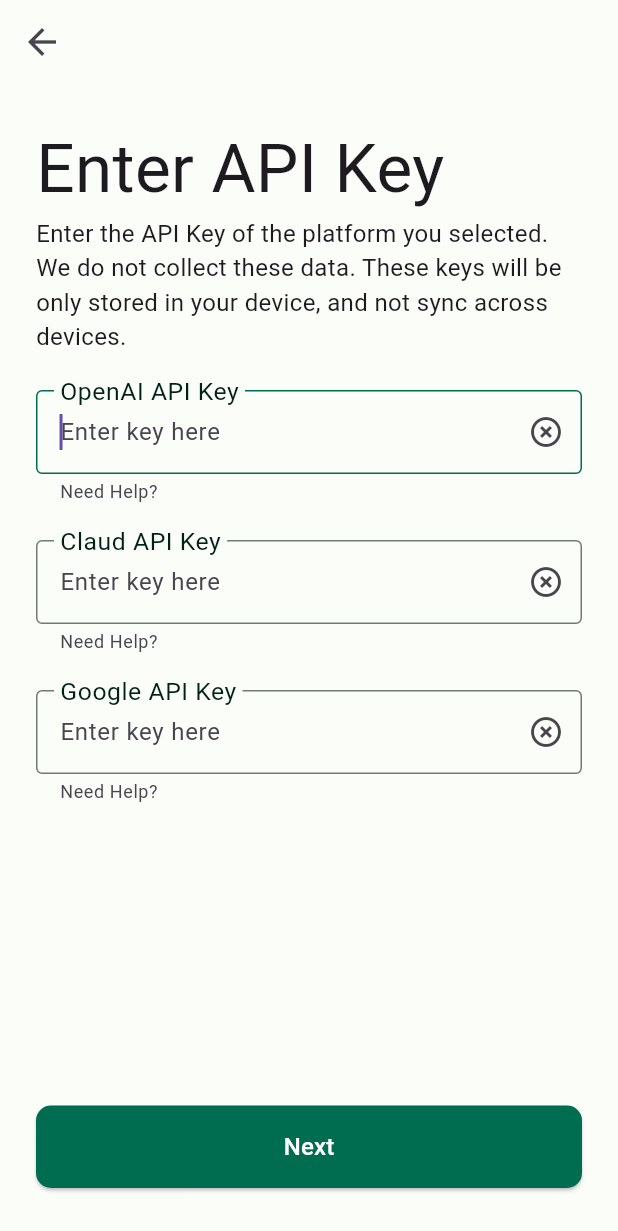
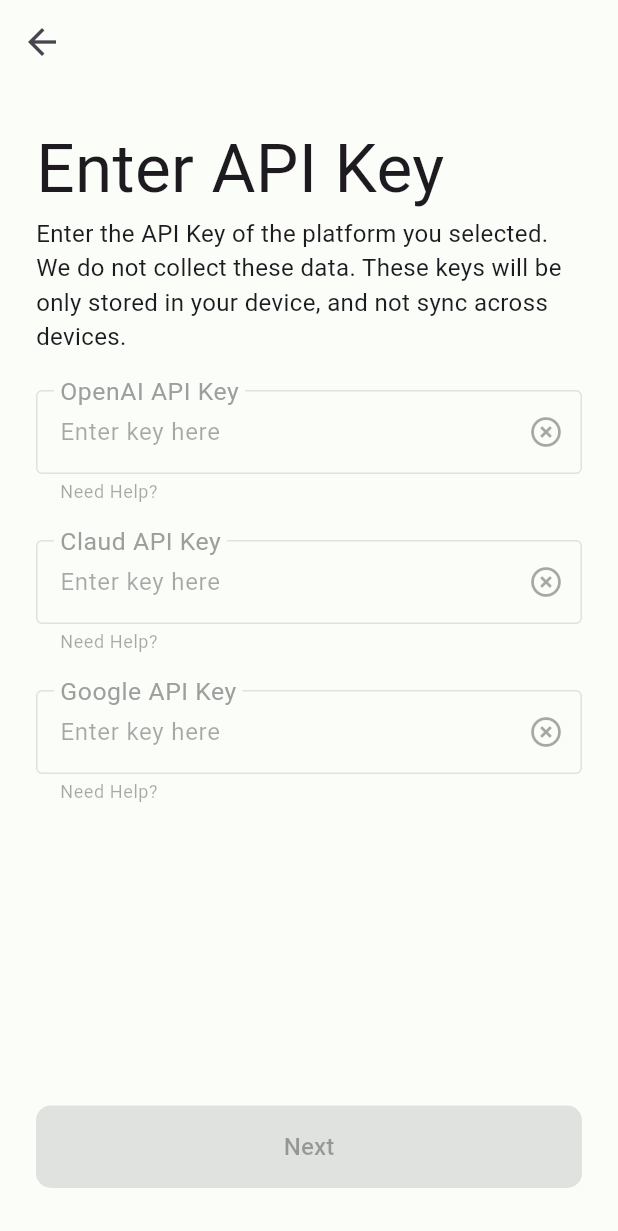
Before and after one commit to Taewan-P/gpt_mobile, a Flutter app: the ApiKeyInput screen opened directly, on a phone screen of 412 x 824 dp. Shown: the top 1231 px of the screen. Run offline on Flutter 3.47's test engine with Material 2 defaults, Android fonts, the light colour scheme and no system bars; our stand-ins replace firebase_auth, firebase_core, flutter_svg, google_sign_in, shared_preferences; accounts and stored records are empty.

Commit message:
Finish API key input screen
Co-Authored-By: 김다예 <63107805+kimdaye77@users.noreply.github.com>

```diff
--- a/lib/screens/apikey_input.dart
+++ b/lib/screens/apikey_input.dart
@@ -1,4 +1,8 @@
 import 'package:flutter/material.dart';
+import 'package:gpt_mobile/screens/select_model.dart';
+import 'package:gpt_mobile/screens/setup_done.dart';
+import 'package:shared_preferences/shared_preferences.dart';
+
 import 'package:gpt_mobile/styles/color_schemes.g.dart';
 import 'package:gpt_mobile/styles/text_styles.dart';
 
@@ -18,6 +22,39 @@
   final claudController = TextEditingController();
   final bardController = TextEditingController();
 
+  final apiPrefs = {'openai': false, 'anthropic': false, 'google': false};
+  final apiKeys = {'openai': '', 'anthropic': '', 'google': ''};
+  bool _isButtonDisabled = true;
+
+  Future<Map> _getAPIPreferences() async {
+    final prefs = await SharedPreferences.getInstance();
+    var openai = prefs.getBool('openai') ?? false;
+    var anthropic = prefs.getBool('anthropic') ?? false;
+    var google = prefs.getBool('google') ?? false;
+
+    return {'openai': openai, 'anthropic': anthropic, 'google': google};
+  }
+
+  static Future<bool> saveAPIKeys(Map keys) async {
+    final prefs = await SharedPreferences.getInstance();
+    var a = await prefs.setString('openai_apikey', keys['openai']);
+    var b = await prefs.setString('anthropic_apikey', keys['anthropic']);
+    var c = await prefs.setString('google_apikey', keys['google']);
+
+    return a && b && c;
+  }
+
+  @override
+  void initState() {
+    super.initState();
+    _getAPIPreferences().then((value) => setState(() {
+          apiPrefs['openai'] = value['openai'];
+          apiPrefs['anthropic'] = value['anthropic'];
+          apiPrefs['google'] = value['google'];
+          print("Api prefs changed: $apiPrefs");
+        }));
+  }
+
   @override
   void dispose() {
     openaiFocusScopeNode.dispose();
@@ -33,12 +70,71 @@
     bardFocusScopeNode.unfocus();
   }
 
+  bool checkIfAllFieldsAreEmpty() {
+    var openai = true;
+    var claud = true;
+    var bard = true;
+
+    if (apiPrefs['openai'] ?? false) {
+      if (openaiController.text.isEmpty) {
+        openai = true;
+      } else {
+        openai = false;
+      }
+    } else {
+      openai = true;
+    }
+
+    if (apiPrefs['anthropic'] ?? false) {
+      if (claudController.text.isEmpty) {
+        claud = true;
+      } else {
+        claud = false;
+      }
+    } else {
+      claud = true;
+    }
+
+    if (apiPrefs['google'] ?? false) {
+      if (bardController.text.isEmpty) {
+        bard = true;
+      } else {
+        bard = false;
+      }
+    } else {
+      bard = true;
+    }
+
+    return openai && claud && bard;
+  }
+
+  void disableButton() {
+    setState(() {
+      _isButtonDisabled = true;
+    });
+  }
+
+  void enableButton() {
+    setState(() {
+      _isButtonDisabled = false;
+    });
+  }
+
+  void updateButtonState() {
+    if (checkIfAllFieldsAreEmpty()) {
+      disableButton();
+    } else {
+      enableButton();
+    }
+  }
+
   @override
   Widget build(BuildContext context) {
     double height = MediaQuery.of(context).size.height -
         (MediaQuery.of(context).padding.top +
             kBottomNavigationBarHeight +
             kToolbarHeight);
+
     return Scaffold(
       appBar: AppBar(
           iconTheme: const IconThemeData(size: 28),
@@ -63,15 +159,15 @@
                   const SizedBox(
                     height: 24,
                   ),
-                  openaiTextField(),
+                  openaiTextField(apiPrefs['openai'] ?? false),
                   const SizedBox(
                     height: 24,
                   ),
-                  anthropicTextField(),
+                  anthropicTextField(apiPrefs['anthropic'] ?? false),
                   const SizedBox(
                     height: 24,
                   ),
-                  googleTextField(),
+                  googleTextField(apiPrefs['google'] ?? false),
                   const Spacer(),
                   nextButton(),
                 ],
@@ -97,7 +193,7 @@
     );
   }
 
-  Widget openaiTextField() {
+  Widget openaiTextField(bool enabled) {
     return FocusScope(
         onFocusChange: (hasFocus) {
           if (hasFocus) {
@@ -108,13 +204,14 @@
         },
         node: openaiFocusScopeNode,
         child: TextFormField(
+          enabled: enabled,
           autofocus: true,
           onFieldSubmitted: (value) => disableAllFocusNodes(),
           onTapOutside: (event) => {disableAllFocusNodes()},
           controller: openaiController,
           decoration: InputDecoration(
             floatingLabelBehavior: FloatingLabelBehavior.always,
-            enabledBorder: OutlineInputBorder(
+            border: OutlineInputBorder(
               borderSide: BorderSide(
                 color: lightColorScheme.outline,
               ),
@@ -131,7 +228,8 @@
               fontSize: openaiFocusScopeNode.hasFocus
                   ? titleMedium.fontSize
                   : titleLarge.fontSize,
-              color: lightColorScheme.onPrimaryContainer,
+              color:
+                  enabled ? lightColorScheme.onPrimaryContainer : Colors.grey,
             ),
             suffixIcon: IconButton(
               icon: const Icon(
@@ -139,13 +237,14 @@
               ),
               onPressed: () {
                 openaiController.clear();
+                updateButtonState();
               },
             ),
           ),
         ));
   }
 
-  Widget anthropicTextField() {
+  Widget anthropicTextField(bool enabled) {
     return FocusScope(
         node: claudFocusScopeNode,
         onFocusChange: (hasFocus) {
@@ -156,12 +255,13 @@
           bardFocusScopeNode.unfocus();
         },
         child: TextFormField(
+          enabled: enabled,
           onFieldSubmitted: (value) => disableAllFocusNodes(),
           onTapOutside: (event) => disableAllFocusNodes(),
           controller: claudController,
           decoration: InputDecoration(
             floatingLabelBehavior: FloatingLabelBehavior.always,
-            enabledBorder: OutlineInputBorder(
+            border: OutlineInputBorder(
               borderSide: BorderSide(
                 color: lightColorScheme.outline,
               ),
@@ -178,21 +278,23 @@
                 fontSize: claudFocusScopeNode.hasFocus
                     ? titleMedium.fontSize
                     : titleLarge.fontSize,
-              color: lightColorScheme.onPrimaryContainer,
-            ),
+                color: enabled
+                    ? lightColorScheme.onPrimaryContainer
+                    : Colors.grey),
             suffixIcon: IconButton(
               icon: const Icon(
                 Icons.highlight_off,
               ),
               onPressed: () {
                 claudController.clear();
+                updateButtonState();
               },
             ),
           ),
         ));
   }
 
-  Widget googleTextField() {
+  Widget googleTextField(bool enabled) {
     return FocusScope(
         onFocusChange: (hasFocus) {
           if (hasFocus) {
@@ -203,12 +305,13 @@
         },
         node: bardFocusScopeNode,
         child: TextFormField(
+          enabled: enabled,
           onFieldSubmitted: (value) => disableAllFocusNodes(),
           onTapOutside: (event) => disableAllFocusNodes(),
           controller: bardController,
           decoration: InputDecoration(
             floatingLabelBehavior: FloatingLabelBehavior.always,
-            enabledBorder: OutlineInputBorder(
+            border: OutlineInputBorder(
               borderSide: BorderSide(
                 color: lightColorScheme.outline,
               ),
@@ -225,14 +328,16 @@
                 fontSize: bardFocusScopeNode.hasFocus
                     ? titleMedium.fontSize
                     : titleLarge.fontSize,
-              color: lightColorScheme.onPrimaryContainer,
-            ),
+                color: enabled
+                    ? lightColorScheme.onPrimaryContainer
+                    : Colors.grey),
             suffixIcon: IconButton(
               icon: const Icon(
                 Icons.highlight_off,
               ),
               onPressed: () {
                 bardController.clear();
+                updateButtonState();
               },
             ),
           ),
@@ -240,17 +345,37 @@
   }
 
   Widget nextButton() {
+    updateButtonState();
     return Align(
       alignment: Alignment.bottomCenter,
       child: SizedBox(
         width: double.maxFinite,
         child: ElevatedButton(
-          onPressed: () => Navigator.push(
+          onPressed: _isButtonDisabled
+              ? null
+              : () async {
+                  apiKeys["openai"] = openaiController.text;
+                  apiKeys["anthropic"] = claudController.text;
+                  apiKeys["google"] = bardController.text;
+
+                  if (apiPrefs["openai"] ?? false) {
+                    Navigator.push(
                       context,
                       MaterialPageRoute(
-              builder: (context) => const ApiKeyInput(),
+                        builder: (context) => const SelectModel(),
                       ),
+                    );
+                  } else {
+                    Navigator.push(
+                      context,
+                      MaterialPageRoute(
+                        builder: (context) => const SetupDone(),
                       ),
+                    );
+                  }
+                  final saveResult = await saveAPIKeys(apiKeys);
+                  print(saveResult ? "API Key Saved" : "API Key Not Saved");
+                },
           style: ElevatedButton.styleFrom(
             padding: const EdgeInsets.symmetric(
               vertical: 16,
```
Lines whose indentation alone changed are shown as unchanged.
